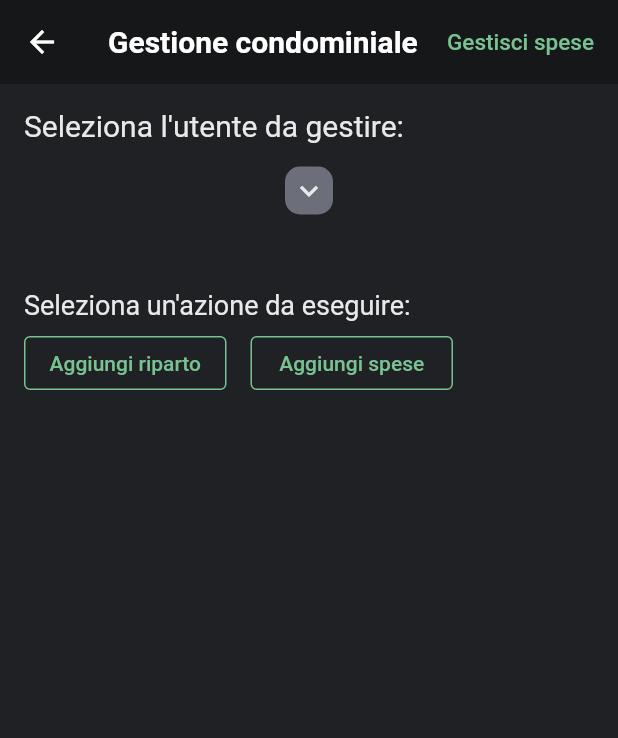
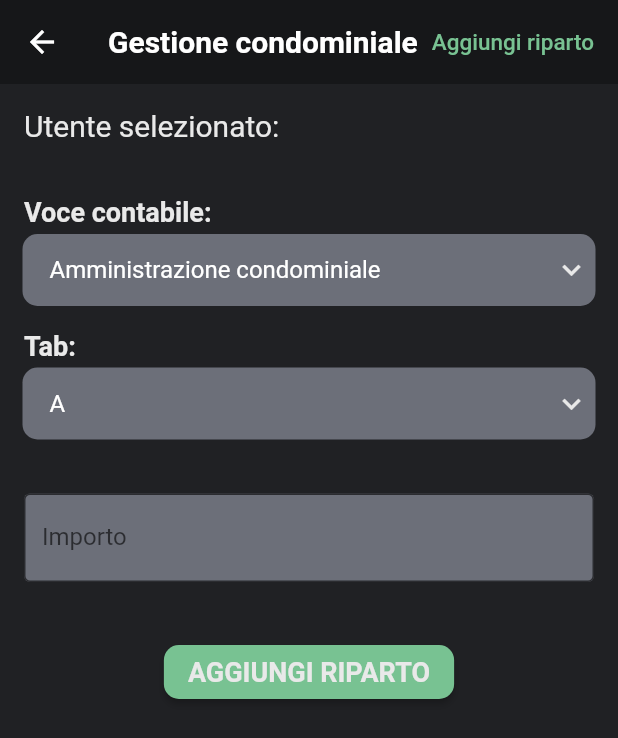
Before and after one commit to Giovanni0797/condomini_admin, a Flutter app: the AdminSpese screen opened directly, after a tap on "Aggiungi riparto", on a phone screen of 412 x 824 dp. Shown: the top 738 px of the screen. Run offline on Flutter 3.47's test engine with Material 2 defaults, Android fonts, the light colour scheme and no system bars; network calls fail.

Commit message:
Aggiunti riparti, fixati bugs e basta

```diff
--- a/lib/pages/spese.dart
+++ b/lib/pages/spese.dart
@@ -1,3 +1,4 @@
+import 'package:condomini_admin/util/add_riparto.dart';
 import 'package:flutter/cupertino.dart';
 import 'package:flutter/material.dart';
 import 'dart:convert';
@@ -17,13 +18,13 @@ class AdminSpese extends StatefulWidget {
 
 class _AdminSpese extends State<AdminSpese> {
   List<Utente> utenti = [];
-  List<int> idutente = [];
   List<String> nomeutente = [];
   String dropdownvalue = '';
 
   String interno = '';
   String piano = '';
   String scala = '';
+  int id = 0;
 
   @override
   initState() {
@@ -35,11 +36,6 @@ class _AdminSpese extends State<AdminSpese> {
                 {
                   nomeutente.add(utenti[i].nome_cognome!),
                   //print(nomeutente),
-                },
-              for (int i = 0; i < utenti.length; i++)
-                {
-                  idutente.add(utenti[i].id!),
-                  //print(idutente),
                 },
 
               setState(() {
@@ -91,7 +87,7 @@ class _AdminSpese extends State<AdminSpese> {
                   child: Icon(Icons.keyboard_arrow_down, color: bianco),
                 ),
                 dropdownColor: def2,
-                borderRadius: BorderRadius.all(Radius.circular(20)),
+                //borderRadius: BorderRadius.all(Radius.circular(20)),
                 style: TextStyle(fontSize: 16),
                 underline: SizedBox(),
                 value: dropdownvalue,
@@ -102,6 +98,7 @@ class _AdminSpese extends State<AdminSpese> {
                     interno = utenti[j].interno!;
                     piano = utenti[j].piano!;
                     scala = utenti[j].scala!;
+                    id = utenti[j].id!;
                   });
                 },
                 selectedItemBuilder: (BuildContext context) {
@@ -148,7 +145,9 @@ class _AdminSpese extends State<AdminSpese> {
                 child: SizedBox(
                   width: 135,
                   child: OutlinedButton(child: Text('Aggiungi riparto', style: TextStyle(color: verde)),
-                    onPressed: () {},
+                    onPressed: () {
+                      Navigator.push(context, MaterialPageRoute(builder: (context) => AddRiparto(id: id, nome_utente: dropdownvalue, utenti: utenti)));
+                    },
                     style: OutlinedButton.styleFrom(
                       side: BorderSide(
                         width: 1.0,
--- a/lib/pages/users.dart
+++ b/lib/pages/users.dart
@@ -28,9 +28,10 @@ class _AdminUsers extends State<AdminUsers> {
   String scala = 'Seleziona utente';
   double millesimali = 0.0;
   int id = 0;
+  int j = 0;
 
 
-  TextEditingController controller = TextEditingController();
+  TextEditingController controller = TextEditingController()..text='';
 
   bool tappedYes = false;
 
@@ -100,20 +101,20 @@ class _AdminUsers extends State<AdminUsers> {
                   child: Icon(Icons.keyboard_arrow_down, color: bianco),
                 ),
                 dropdownColor: def2,
-                borderRadius: BorderRadius.all(Radius.circular(20)),
+                //borderRadius: BorderRadius.all(Radius.circular(20)),
                 style: TextStyle(fontSize: 16),
                 underline: SizedBox(),
                 value: dropdownvalue,
                 onChanged: (String? newValue) {
                   setState(() {
                     dropdownvalue = newValue!;
-                    int j = nomeutente.indexOf(dropdownvalue);
+                    j = nomeutente.indexOf(dropdownvalue);
                     interno = utenti[j].interno!;
                     piano = utenti[j].piano!;
                     scala = utenti[j].scala!;
                     millesimali = utenti[j].millesimali!;
                     id = utenti[j].id!;
-                    controller = TextEditingController()..text=millesimali.toString();
+                    controller.text=millesimali.toString();
                   });
                 },
                 selectedItemBuilder: (BuildContext context) {
@@ -141,7 +142,22 @@ class _AdminUsers extends State<AdminUsers> {
                 items: nomeutente.map<DropdownMenuItem<String>>((String value) {
                   return DropdownMenuItem<String>(
                     value: value,
-                    child: Text(value, style: TextStyle(color: Color(0xFFd2d3d3))),
+                    child: Column(
+                      crossAxisAlignment: CrossAxisAlignment.start,
+                      children: [
+                        Padding(
+                          padding: const EdgeInsets.only(left: 2.0, bottom: 10),
+                          child: Text(value, style: TextStyle(color: Color(0xFFd2d3d3))),
+                        ),
+                        Container(
+                          decoration: BoxDecoration(
+                            border: Border(
+                              bottom: BorderSide(width: 1.0, color: bianco),
+                            ),
+                          ),
+                        ),
+                      ],
+                    ),
                   );
                 }).toList(),
               ),
@@ -219,7 +235,11 @@ class _AdminUsers extends State<AdminUsers> {
                         onPressed: () {
                           if (controller.text.isNotEmpty){
                             millesimali = double.parse(controller.text);
-                            upMillesimali(link_admin + 'utenti_update.php?id='+id.toString()+'&millesimali='+millesimali.toString(), context);
+                            print(millesimali);
+                            upMillesimali(link + 'utenti_update.php?id='+id.toString()+'&millesimali='+millesimali.toString(), context);
+                            setState(() {
+                              utenti[j].millesimali = double.parse(controller.text);
+                            });
                           } else {
                             ScaffoldMessenger.of(context)
                                 .showSnackBar(SnackBar(
@@ -244,7 +264,8 @@ class _AdminUsers extends State<AdminUsers> {
                   if(action == DialogsAction.yes) {
                     setState(() {
                       tappedYes = true;
-                      //cancUtente(link_admin + 'utenti_delete.php?id='+id.toString(), context);
+                      cancUtente(link + 'utenti_delete.php?id='+id.toString(), context);
+                      dropdownvalue = nomeutente[0];
                     });
                   } else {
                     setState(() => tappedYes = false);
@@ -300,7 +321,7 @@ Future<void> upMillesimali(String link, BuildContext context) async {
 Future<void> cancUtente(String link, BuildContext context) async {
   final response = await http.get(Uri.parse(link));
   if (response.statusCode == 200) {
-    print('Update millesimali OK');
+    print('Utente eliminato OK');
   } else {
     throw Exception('Failed to load data');
   }
--- /dev/null
+++ b/lib/util/add_riparto.dart
@@ -0,0 +1,348 @@
+import 'dart:core';
+import 'package:condomini_admin/util/alert_dialog.dart';
+import 'package:flutter/cupertino.dart';
+import 'package:flutter/material.dart';
+import 'dart:convert';
+import 'package:http/http.dart' as http;
+import 'package:condomini_admin/data_layer/Utente.dart';
+import 'package:flutter/services.dart';
+import 'package:condomini_admin/globals.dart';
+
+class AddRiparto extends StatefulWidget {
+  final int id;
+  final String nome_utente;
+  List<Utente> utenti;
+  AddRiparto({Key? key, required this.id, required this.nome_utente, required this.utenti}) : super(key: key);
+
+  @override
+  State<StatefulWidget> createState() {
+    return _AddRiparto();
+  }
+}
+
+class _AddRiparto extends State<AddRiparto> {
+  List<Utente> utente = [];
+  List<String> voce_contabile = [
+    'Amministrazione condominiale',
+    'Assicurazione condominiale',
+    'Spese amministrazione condominiale',
+    'Tenuta conto corrente Banco Posta',
+    'Riparazione e sostituzioni su parti comuni',
+
+    'Pulizie scale',
+    'Energia elettrica',
+  ];
+
+  List<String> lista_raggruppamento = [
+    '1b',
+    '1a',
+    '1b',
+    '1b',
+    '1a',
+
+    '1b',
+    '1b',
+  ];
+
+  List<String> lista_tab = [
+    'A',
+    'B',
+    'C',
+    'D',
+    'E',
+    'F',
+    'G',
+    'H',
+  ];
+
+  String dropdownvalue = 'Amministrazione condominiale';
+  String dropdownvalue2 = 'A';
+  String raggruppamento = '';
+  double importo = 0.0;
+  bool tappedYes = false;
+
+  TextEditingController controller = TextEditingController();
+
+  @override
+  initState() {
+    super.initState();
+  }
+
+  @override
+  Widget build(BuildContext context) {
+    return Scaffold(
+      appBar: AppBar(
+        title: Row(
+          mainAxisAlignment: MainAxisAlignment.spaceBetween,
+          crossAxisAlignment: CrossAxisAlignment.center,
+          children: [
+            Text('Gestione condominiale',
+                style: TextStyle(
+                    fontWeight: FontWeight.w700, color: Colors.white)),
+            Text('Aggiungi riparto',
+                style: TextStyle(fontSize: 15, color: verde)),
+          ],
+        ),
+        backgroundColor: bar,
+        elevation: 0,
+      ),
+      body: Column(
+        crossAxisAlignment: CrossAxisAlignment.start,
+        children: [
+          //UTENTE SELEZIONATO
+          Padding(
+            padding: const EdgeInsets.all(16.0),
+            child: Column(
+              crossAxisAlignment: CrossAxisAlignment.start,
+              children: [
+                Text('Utente selezionato: ' + widget.nome_utente,
+                    style: TextStyle(fontSize: 20)),
+              ],
+            ),
+          ),
+
+          //VOCE CONTABILE
+          Padding(
+            padding: const EdgeInsets.only(left: 16.0, top: 20.0, bottom: 4.0),
+            child: Column(
+              crossAxisAlignment: CrossAxisAlignment.start,
+              children: [
+                Row(
+                  children: [
+                    Text('Voce contabile: ',
+                        style: TextStyle(fontSize: 18, fontWeight: FontWeight.bold)),
+
+                  ],
+                ),
+              ],
+            ),
+          ),
+          //VOCE CONTABILE DROPDOWN
+          Center(
+            child: Container(
+              decoration: BoxDecoration(
+                  color: def2,
+                  borderRadius: BorderRadius.all(Radius.circular(10))),
+              child: DropdownButton<String>(
+                icon: Padding(
+                  padding: const EdgeInsets.all(4.0),
+                  child: Icon(Icons.keyboard_arrow_down, color: bianco),
+                ),
+                dropdownColor: def2,
+                //borderRadius: BorderRadius.all(Radius.circular(20)),
+                style: TextStyle(fontSize: 16),
+                underline: SizedBox(),
+                value: dropdownvalue,
+                onChanged: (String? newValue) {
+                  setState(() {
+                    dropdownvalue = newValue!;
+                    int j = voce_contabile.indexOf(dropdownvalue);
+                    raggruppamento = lista_raggruppamento[j];
+                  });
+                },
+                selectedItemBuilder: (BuildContext context) {
+                  return voce_contabile.map<Widget>((String item) {
+                    return Container(
+                        padding: EdgeInsets.fromLTRB(8, 0, 0, 0),
+                        width: 350,
+                        height: 80,
+                        child: Column(
+                          mainAxisAlignment: MainAxisAlignment.center,
+                          crossAxisAlignment: CrossAxisAlignment.start,
+                          children: [
+                            Row(
+                              children: [
+                                SizedBox(
+                                  width: 10,
+                                ),
+                                Row(
+                                  mainAxisAlignment: MainAxisAlignment.spaceBetween,
+                                  children: [
+                                    Text(item),
+                                  ],
+                                ),
+                              ],
+                            ),
+                          ],
+                        ));
+                  }).toList();
+                },
+                items: voce_contabile.map<DropdownMenuItem<String>>((String value) {
+                  return DropdownMenuItem<String>(
+                    value: value,
+                    child: Column(
+                      crossAxisAlignment: CrossAxisAlignment.start,
+                      children: [
+                        Padding(
+                          padding: const EdgeInsets.only(left: 2.0, bottom: 10),
+                          child: Row(
+                            mainAxisAlignment: MainAxisAlignment.spaceBetween,
+                            children: [
+                              Text(value, style: TextStyle(color: Color(0xFFd2d3d3))),
+                              Text(lista_raggruppamento[voce_contabile.indexOf(value)], style: TextStyle(color: Color(0xFFd2d3d3))),
+                            ],
+                          ),
+                        ),
+                        Container(
+                          decoration: BoxDecoration(
+                            border: Border(
+                              bottom: BorderSide(width: 1.0, color: bianco),
+                            ),
+                          ),
+                        ),
+                      ],
+                    ),
+                  );
+                }).toList(),
+              ),
+            ),
+          ),
+
+          //TAB
+          Padding(
+            padding: const EdgeInsets.only(left: 16.0, top: 16.0, bottom: 4.0),
+            child: Column(
+              crossAxisAlignment: CrossAxisAlignment.start,
+              children: [
+                Row(
+                  children: [
+                    Text('Tab: ',
+                        style: TextStyle(fontSize: 18, fontWeight: FontWeight.bold)),
+
+                  ],
+                ),
+              ],
+            ),
+          ),
+          //TAB DROPDOWN
+          Center(
+            child: Container(
+              decoration: BoxDecoration(
+                  color: def2,
+                  borderRadius: BorderRadius.all(Radius.circular(10))),
+              child: DropdownButton<String>(
+                icon: Padding(
+                  padding: const EdgeInsets.all(4.0),
+                  child: Icon(Icons.keyboard_arrow_down, color: bianco),
+                ),
+                dropdownColor: def2,
+                //borderRadius: BorderRadius.all(Radius.circular(20)),
+                style: TextStyle(fontSize: 16),
+                underline: SizedBox(),
+                value: dropdownvalue2,
+                onChanged: (String? newValue) {
+                  setState(() {
+                    dropdownvalue2 = newValue!;
+                    //int j = voce_contabile.indexOf(dropdownvalue2);
+                    //tab = lista_tab[j];
+                  });
+                },
+                selectedItemBuilder: (BuildContext context) {
+                  return lista_tab.map<Widget>((String item) {
+                    return Container(
+                        padding: EdgeInsets.fromLTRB(8, 0, 0, 0),
+                        width: 350,
+                        height: 80,
+                        child: Column(
+                          mainAxisAlignment: MainAxisAlignment.center,
+                          crossAxisAlignment: CrossAxisAlignment.start,
+                          children: [
+                            Row(
+                              children: [
+                                SizedBox(
+                                  width: 10,
+                                ),
+                                Text(item),
+                              ],
+                            ),
+                          ],
+                        ));
+                  }).toList();
+                },
+                items: lista_tab.map<DropdownMenuItem<String>>((String value) {
+                  return DropdownMenuItem<String>(
+                    value: value,
+                    child: Text(value, style: TextStyle(color: Color(0xFFd2d3d3))),
+                  );
+                }).toList(),
+              ),
+            ),
+          ),
+
+          SizedBox(height: 20),
+          //IMPORTO
+          Center(
+            child: Padding(
+              padding: const EdgeInsets.all(16.0),
+              child: Expanded(
+                  child: TextField(
+                    controller: controller,
+                    keyboardType: TextInputType.number,
+                    style: TextStyle(color: bianco),
+                    decoration: InputDecoration(
+                      filled: true,
+                      fillColor: def2,
+                      hintText: 'Inserisci',
+                      hintStyle: TextStyle(color: bianco),
+                      labelText: 'Importo',
+                      border: OutlineInputBorder(),
+                      suffixIcon: controller.text.isEmpty
+                          ? Container(width: 0)
+                          : IconButton(
+                          icon: Icon(Icons.close),
+                          onPressed: () => controller.clear()
+                      ),
+                    ),
+                    textInputAction: TextInputAction.done,
+                  ),
+              ),
+            ),
+          ),
+
+          //INSERISCI RIPARTO
+          Center(
+            child: Padding(
+              padding: const EdgeInsets.all(20.0),
+              child: ElevatedButton(
+                onPressed: () async {
+                  final action = await AlertDialogs.yesCancelDialog(context, 'Aggiungere riparto', 'Sei sicuro?');
+                  if(action == DialogsAction.yes) {
+                    setState(() {
+                      tappedYes = true;
+                      InsRiparto(link_admin + 'riparti_insert.php?id_utente='+widget.id.toString()+'&sigla='+dropdownvalue2+'&voce_contabile='+dropdownvalue+'&raggruppamento='+raggruppamento+'&importo='+controller.text.toString(), context);
+                      print(InsRiparto);
+                      dropdownvalue = 'Amministrazione condominiale';
+                      dropdownvalue2 = 'A';
+                    });
+                  } else {
+                    setState(() => tappedYes = false);
+                  }
+                },
+                style: ElevatedButton.styleFrom(
+                  primary: verde,
+                  textStyle: TextStyle(fontWeight: FontWeight.bold),
+                  shape: RoundedRectangleBorder(
+                    borderRadius: BorderRadius.circular(10), // <-- Radius
+                  ),
+                ),
+                child: Text(
+                  'Aggiungi riparto'.toUpperCase(),
+                  style: TextStyle(color: bianco, fontWeight: FontWeight.bold, fontSize: 18),
+                ),
+              ),
+            ),
+          ),
+        ],
+      ),
+    );
+  }
+}
+
+Future<void> InsRiparto(String link, BuildContext context) async {
+  final response = await http.get(Uri.parse(link));
+  if (response.statusCode == 200) {
+    print('Ins importo OK');
+  } else {
+    throw Exception('Failed to load data');
+  }
+}
```
Also changed, not shown: lib/util/add_spese.dart (added).
